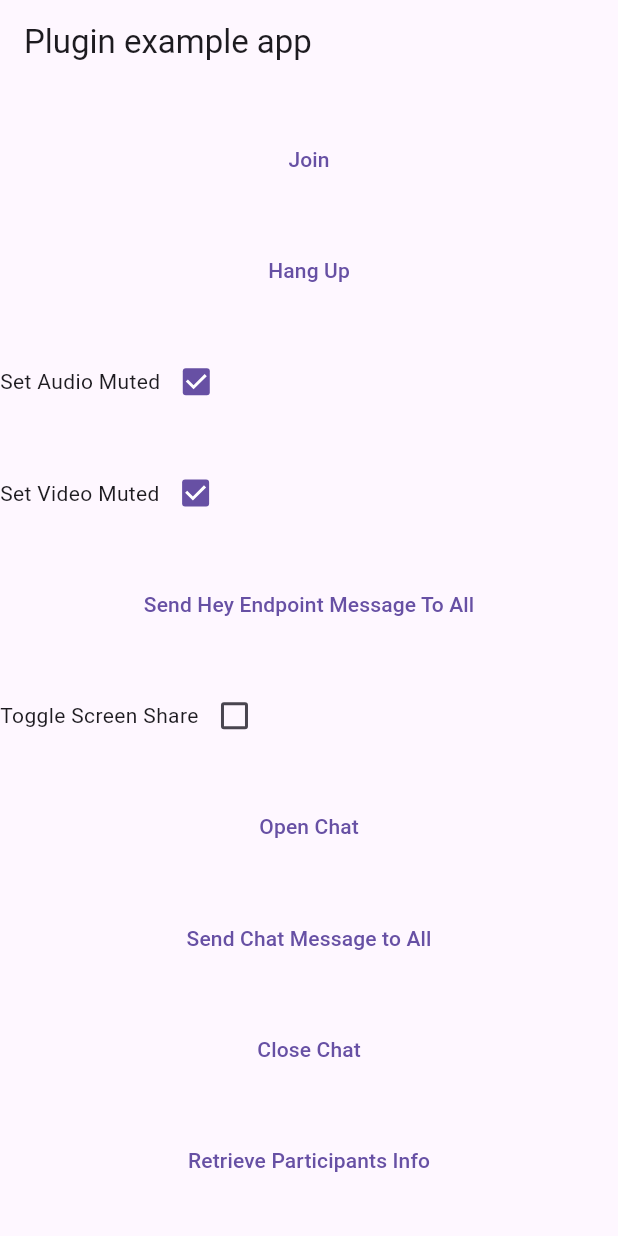
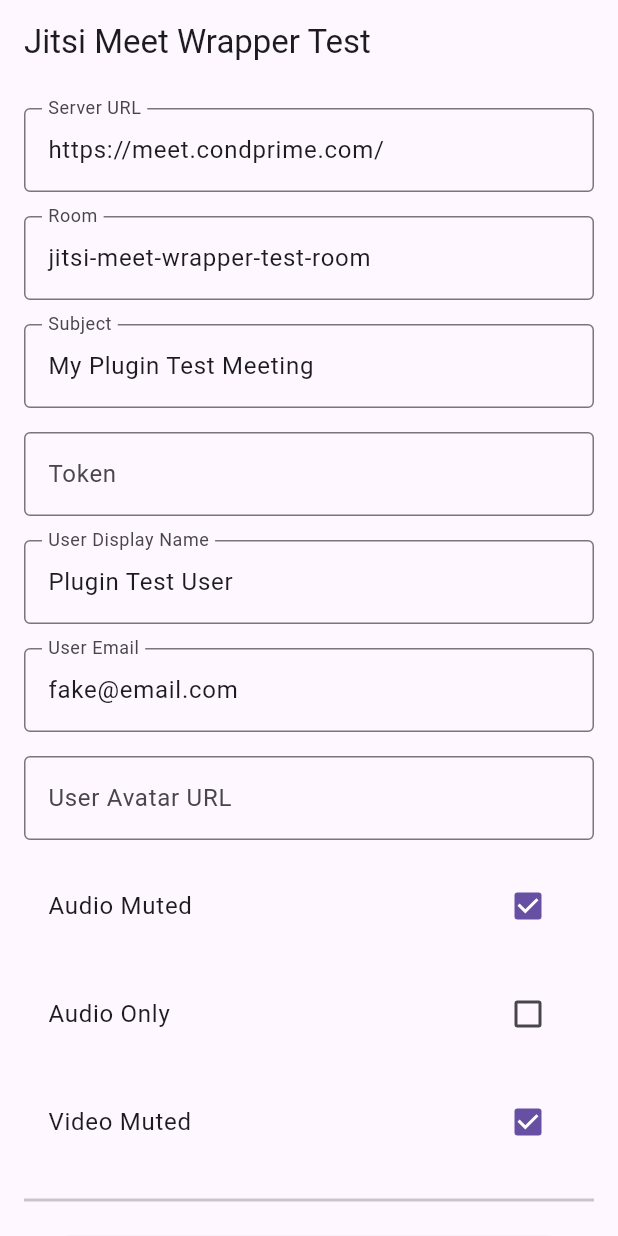
Before and after one commit to lucasneris/teste-meet, a Flutter app: the LigacaoWidget screen opened by its route, on a phone screen of 412 x 824 dp. Run offline on Flutter 3.47's test engine with Material 3 defaults, Android fonts, the phone set to English and light mode, and no system bars; our stand-ins replace auto_size_text, font_awesome_flutter, from_css_color, go_router, google_fonts, page_transition and 2 more; missing offline and left inert: jitsi_meet_wrapper, json_path; accounts and stored records are empty.

Commit message:
Updating to latest FlutterFlow output.

```diff
--- a/lib/custom_code/widgets/meeting.dart
+++ b/lib/custom_code/widgets/meeting.dart
@@ -6,7 +6,7 @@
 // Begin custom widget code
 // DO NOT REMOVE OR MODIFY THE CODE ABOVE!
 
-import 'package:jitsi_meet_flutter_sdk/jitsi_meet_flutter_sdk.dart';
+import 'package:jitsi_meet_wrapper/jitsi_meet_wrapper.dart';
 
 class Meeting extends StatefulWidget {
   const Meeting({
@@ -23,240 +23,203 @@
 }
 
 class _MeetingState extends State<Meeting> {
-  bool audioMuted = true;
-  bool videoMuted = true;
-  bool screenShareOn = false;
-  List<String> participants = [];
-  final _jitsiMeetPlugin = JitsiMeet();
+  final serverText = TextEditingController(text: "https://meet.condprime.com/");
+  final roomText = TextEditingController(text: "jitsi-meet-wrapper-test-room");
+  final subjectText = TextEditingController(text: "My Plugin Test Meeting");
+  final tokenText = TextEditingController();
+  final userDisplayNameText = TextEditingController(text: "Plugin Test User");
+  final userEmailText = TextEditingController(text: "fake@email.com");
+  final userAvatarUrlText = TextEditingController();
 
-  join() async {
-    var options = JitsiMeetConferenceOptions(
-      room: "testgabigabi",
-      configOverrides: {
-        "startWithAudioMuted": true,
-        "startWithVideoMuted": true,
-      },
-      featureFlags: {
-        FeatureFlags.addPeopleEnabled: true,
-        FeatureFlags.welcomePageEnabled: true,
-        FeatureFlags.preJoinPageEnabled: true,
-        FeatureFlags.unsafeRoomWarningEnabled: true,
-        FeatureFlags.resolution: FeatureFlagVideoResolutions.resolution720p,
-        FeatureFlags.audioFocusDisabled: true,
-        FeatureFlags.audioMuteButtonEnabled: true,
-        FeatureFlags.audioOnlyButtonEnabled: true,
-        FeatureFlags.calenderEnabled: true,
-        FeatureFlags.callIntegrationEnabled: true,
-        FeatureFlags.carModeEnabled: true,
-        FeatureFlags.closeCaptionsEnabled: true,
-        FeatureFlags.conferenceTimerEnabled: true,
-        FeatureFlags.chatEnabled: true,
-        FeatureFlags.filmstripEnabled: true,
-        FeatureFlags.fullScreenEnabled: true,
-        FeatureFlags.helpButtonEnabled: true,
-        FeatureFlags.inviteEnabled: true,
-        FeatureFlags.androidScreenSharingEnabled: true,
-        FeatureFlags.speakerStatsEnabled: true,
-        FeatureFlags.kickOutEnabled: true,
-        FeatureFlags.liveStreamingEnabled: true,
-        FeatureFlags.lobbyModeEnabled: true,
-        FeatureFlags.meetingNameEnabled: true,
-        FeatureFlags.meetingPasswordEnabled: true,
-        FeatureFlags.notificationEnabled: true,
-        FeatureFlags.overflowMenuEnabled: true,
-        FeatureFlags.pipEnabled: true,
-        FeatureFlags.pipWhileScreenSharingEnabled: true,
-        FeatureFlags.preJoinPageHideDisplayName: true,
-        FeatureFlags.raiseHandEnabled: true,
-        FeatureFlags.reactionsEnabled: true,
-        FeatureFlags.recordingEnabled: true,
-        FeatureFlags.replaceParticipant: true,
-        FeatureFlags.securityOptionEnabled: true,
-        FeatureFlags.serverUrlChangeEnabled: true,
-        FeatureFlags.settingsEnabled: true,
-        FeatureFlags.tileViewEnabled: true,
-        FeatureFlags.videoMuteEnabled: true,
-        FeatureFlags.videoShareEnabled: true,
-        FeatureFlags.toolboxEnabled: true,
-        FeatureFlags.iosRecordingEnabled: true,
-        FeatureFlags.iosScreenSharingEnabled: true,
-        FeatureFlags.toolboxAlwaysVisible: true,
-      },
-      userInfo: JitsiMeetUserInfo(
-          displayName: "Gabi",
-          email: "gabi.borlea.1@gmail.com",
-          avatar:
-              "https://avatars.githubusercontent.com/u/57035818?s=400&u=02572f10fe61bca6fc20426548f3920d53f79693&v=4"),
-    );
-
-    var listener = JitsiMeetEventListener(
-      conferenceJoined: (url) {
-        debugPrint("conferenceJoined: url: $url");
-      },
-      conferenceTerminated: (url, error) {
-        debugPrint("conferenceTerminated: url: $url, error: $error");
-      },
-      conferenceWillJoin: (url) {
-        debugPrint("conferenceWillJoin: url: $url");
-      },
-      participantJoined: (email, name, role, participantId) {
-        debugPrint(
-          "participantJoined: email: $email, name: $name, role: $role, "
-          "participantId: $participantId",
-        );
-        participants.add(participantId!);
-      },
-      participantLeft: (participantId) {
-        debugPrint("participantLeft: participantId: $participantId");
-      },
-      audioMutedChanged: (muted) {
-        debugPrint("audioMutedChanged: isMuted: $muted");
-      },
-      videoMutedChanged: (muted) {
-        debugPrint("videoMutedChanged: isMuted: $muted");
-      },
-      endpointTextMessageReceived: (senderId, message) {
-        debugPrint(
-            "endpointTextMessageReceived: senderId: $senderId, message: $message");
-      },
-      screenShareToggled: (participantId, sharing) {
-        debugPrint(
-          "screenShareToggled: participantId: $participantId, "
-          "isSharing: $sharing",
-        );
-      },
-      chatMessageReceived: (senderId, message, isPrivate, timestamp) {
-        debugPrint(
-          "chatMessageReceived: senderId: $senderId, message: $message, "
-          "isPrivate: $isPrivate, timestamp: $timestamp",
-        );
-      },
-      chatToggled: (isOpen) => debugPrint("chatToggled: isOpen: $isOpen"),
-      participantsInfoRetrieved: (participantsInfo) {
-        debugPrint(
-            "participantsInfoRetrieved: participantsInfo: $participantsInfo, ");
-      },
-      readyToClose: () {
-        debugPrint("readyToClose");
-      },
-    );
-    await _jitsiMeetPlugin.join(options, listener);
-  }
-
-  hangUp() async {
-    await _jitsiMeetPlugin.hangUp();
-  }
-
-  setAudioMuted(bool? muted) async {
-    var a = await _jitsiMeetPlugin.setAudioMuted(muted!);
-    debugPrint("$a");
-    setState(() {
-      audioMuted = muted;
-    });
-  }
-
-  setVideoMuted(bool? muted) async {
-    var a = await _jitsiMeetPlugin.setVideoMuted(muted!);
-    debugPrint("$a");
-    setState(() {
-      videoMuted = muted;
-    });
-  }
-
-  sendEndpointTextMessage() async {
-    var a = await _jitsiMeetPlugin.sendEndpointTextMessage(message: "HEY");
-    debugPrint("$a");
-
-    for (var p in participants) {
-      var b =
-          await _jitsiMeetPlugin.sendEndpointTextMessage(to: p, message: "HEY");
-      debugPrint("$b");
-    }
-  }
-
-  toggleScreenShare(bool? enabled) async {
-    await _jitsiMeetPlugin.toggleScreenShare(enabled!);
-
-    setState(() {
-      screenShareOn = enabled;
-    });
-  }
-
-  openChat() async {
-    await _jitsiMeetPlugin.openChat();
-  }
-
-  sendChatMessage() async {
-    var a = await _jitsiMeetPlugin.sendChatMessage(message: "HEY1");
-    debugPrint("$a");
-
-    for (var p in participants) {
-      a = await _jitsiMeetPlugin.sendChatMessage(to: p, message: "HEY2");
-      debugPrint("$a");
-    }
-  }
-
-  closeChat() async {
-    await _jitsiMeetPlugin.closeChat();
-  }
-
-  retrieveParticipantsInfo() async {
-    var a = await _jitsiMeetPlugin.retrieveParticipantsInfo();
-    debugPrint("$a");
-  }
+  bool isAudioMuted = true;
+  bool isAudioOnly = false;
+  bool isVideoMuted = true;
 
   @override
   Widget build(BuildContext context) {
     return MaterialApp(
       home: Scaffold(
-          appBar: AppBar(
-            title: const Text('Plugin example app'),
+        appBar: AppBar(title: const Text('Jitsi Meet Wrapper Test')),
+        body: Container(
+          padding: const EdgeInsets.symmetric(horizontal: 16.0),
+          child: buildMeetConfig(),
         ),
-          body: Center(
+      ),
+    );
+  }
+
+  Widget buildMeetConfig() {
+    return SingleChildScrollView(
       child: Column(
-                mainAxisAlignment: MainAxisAlignment.spaceEvenly,
         children: <Widget>[
-                  TextButton(
-                    onPressed: join,
-                    child: const Text("Join"),
+          const SizedBox(height: 16.0),
+          _buildTextField(
+            labelText: "Server URL",
+            controller: serverText,
+            hintText: "Hint: Leave empty for meet.jitsi.si",
           ),
-                  TextButton(onPressed: hangUp, child: const Text("Hang Up")),
-                  Row(children: [
-                    const Text("Set Audio Muted"),
-                    Checkbox(
-                      value: audioMuted,
-                      onChanged: setAudioMuted,
+          const SizedBox(height: 16.0),
+          _buildTextField(labelText: "Room", controller: roomText),
+          const SizedBox(height: 16.0),
+          _buildTextField(labelText: "Subject", controller: subjectText),
+          const SizedBox(height: 16.0),
+          _buildTextField(labelText: "Token", controller: tokenText),
+          const SizedBox(height: 16.0),
+          _buildTextField(
+            labelText: "User Display Name",
+            controller: userDisplayNameText,
           ),
-                  ]),
-                  Row(children: [
-                    const Text("Set Video Muted"),
-                    Checkbox(
-                      value: videoMuted,
-                      onChanged: setVideoMuted,
+          const SizedBox(height: 16.0),
+          _buildTextField(
+            labelText: "User Email",
+            controller: userEmailText,
           ),
-                  ]),
-                  TextButton(
-                      onPressed: sendEndpointTextMessage,
-                      child: const Text("Send Hey Endpoint Message To All")),
-                  Row(children: [
-                    const Text("Toggle Screen Share"),
-                    Checkbox(
-                      value: screenShareOn,
-                      onChanged: toggleScreenShare,
+          const SizedBox(height: 16.0),
+          _buildTextField(
+            labelText: "User Avatar URL",
+            controller: userAvatarUrlText,
           ),
-                  ]),
-                  TextButton(
-                      onPressed: openChat, child: const Text("Open Chat")),
-                  TextButton(
-                      onPressed: sendChatMessage,
-                      child: const Text("Send Chat Message to All")),
-                  TextButton(
-                      onPressed: closeChat, child: const Text("Close Chat")),
-                  TextButton(
-                      onPressed: retrieveParticipantsInfo,
-                      child: const Text("Retrieve Participants Info")),
-                ]),
-          )),
+          const SizedBox(height: 16.0),
+          CheckboxListTile(
+            title: const Text("Audio Muted"),
+            value: isAudioMuted,
+            onChanged: _onAudioMutedChanged,
+          ),
+          const SizedBox(height: 16.0),
+          CheckboxListTile(
+            title: const Text("Audio Only"),
+            value: isAudioOnly,
+            onChanged: _onAudioOnlyChanged,
+          ),
+          const SizedBox(height: 16.0),
+          CheckboxListTile(
+            title: const Text("Video Muted"),
+            value: isVideoMuted,
+            onChanged: _onVideoMutedChanged,
+          ),
+          const Divider(height: 48.0, thickness: 2.0),
+          SizedBox(
+            height: 64.0,
+            width: double.maxFinite,
+            child: ElevatedButton(
+              onPressed: () => _joinMeeting(),
+              child: const Text(
+                "Join Meeting",
+                style: TextStyle(color: Colors.white),
+              ),
+              style: ButtonStyle(
+                backgroundColor:
+                    MaterialStateColor.resolveWith((states) => Colors.blue),
+              ),
+            ),
+          ),
+          const SizedBox(height: 48.0),
+        ],
+      ),
+    );
+  }
+
+  _onAudioOnlyChanged(bool? value) {
+    setState(() {
+      isAudioOnly = value!;
+    });
+  }
+
+  _onAudioMutedChanged(bool? value) {
+    setState(() {
+      isAudioMuted = value!;
+    });
+  }
+
+  _onVideoMutedChanged(bool? value) {
+    setState(() {
+      isVideoMuted = value!;
+    });
+  }
+
+  _joinMeeting() async {
+    String? serverUrl = serverText.text.trim().isEmpty ? null : serverText.text;
+
+    Map<String, Object> featureFlags = {};
+
+    // Define meetings options here
+    var options = JitsiMeetingOptions(
+      roomNameOrUrl: roomText.text,
+      serverUrl: serverUrl,
+      subject: subjectText.text,
+      token: tokenText.text,
+      isAudioMuted: isAudioMuted,
+      isAudioOnly: isAudioOnly,
+      isVideoMuted: isVideoMuted,
+      userDisplayName: userDisplayNameText.text,
+      userEmail: userEmailText.text,
+      featureFlags: featureFlags,
+    );
+
+    debugPrint("JitsiMeetingOptions: $options");
+    await JitsiMeetWrapper.joinMeeting(
+      options: options,
+      listener: JitsiMeetingListener(
+        onOpened: () => debugPrint("onOpened"),
+        onConferenceWillJoin: (url) {
+          debugPrint("onConferenceWillJoin: url: $url");
+        },
+        onConferenceJoined: (url) {
+          debugPrint("onConferenceJoined: url: $url");
+        },
+        onConferenceTerminated: (url, error) {
+          debugPrint("onConferenceTerminated: url: $url, error: $error");
+        },
+        onAudioMutedChanged: (isMuted) {
+          debugPrint("onAudioMutedChanged: isMuted: $isMuted");
+        },
+        onVideoMutedChanged: (isMuted) {
+          debugPrint("onVideoMutedChanged: isMuted: $isMuted");
+        },
+        onScreenShareToggled: (participantId, isSharing) {
+          debugPrint(
+            "onScreenShareToggled: participantId: $participantId, "
+            "isSharing: $isSharing",
+          );
+        },
+        onParticipantJoined: (email, name, role, participantId) {
+          debugPrint(
+            "onParticipantJoined: email: $email, name: $name, role: $role, "
+            "participantId: $participantId",
+          );
+        },
+        onParticipantLeft: (participantId) {
+          debugPrint("onParticipantLeft: participantId: $participantId");
+        },
+        onParticipantsInfoRetrieved: (participantsInfo, requestId) {
+          debugPrint(
+            "onParticipantsInfoRetrieved: participantsInfo: $participantsInfo, "
+            "requestId: $requestId",
+          );
+        },
+        onChatMessageReceived: (senderId, message, isPrivate) {
+          debugPrint(
+            "onChatMessageReceived: senderId: $senderId, message: $message, "
+            "isPrivate: $isPrivate",
+          );
+        },
+        onChatToggled: (isOpen) => debugPrint("onChatToggled: isOpen: $isOpen"),
+        onClosed: () => debugPrint("onClosed"),
+      ),
+    );
+  }
+
+  Widget _buildTextField({
+    required String labelText,
+    required TextEditingController controller,
+    String? hintText,
+  }) {
+    return TextField(
+      controller: controller,
+      decoration: InputDecoration(
+          border: const OutlineInputBorder(),
+          labelText: labelText,
+          hintText: hintText),
     );
   }
 }
--- a/pubspec.yaml
+++ b/pubspec.yaml
@@ -35,7 +35,7 @@
   go_router: 12.1.3
   google_fonts: 6.1.0
   intl: 0.19.0
-  jitsi_meet_flutter_sdk: ^10.1.2
+  jitsi_meet_wrapper: ^0.2.0+1
   json_path: 0.7.2
   page_transition: 2.1.0
   path_provider: 2.1.3
```
Lines whose indentation alone changed are shown as unchanged.
